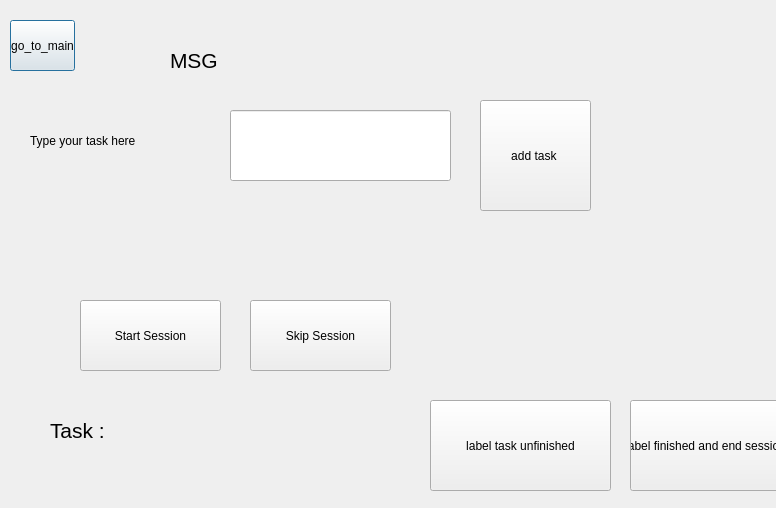
Before: the Qt Designer form UI/promodoro.ui in mikdadkanbar/TimeTrackingProject, drawn with Qt 5.
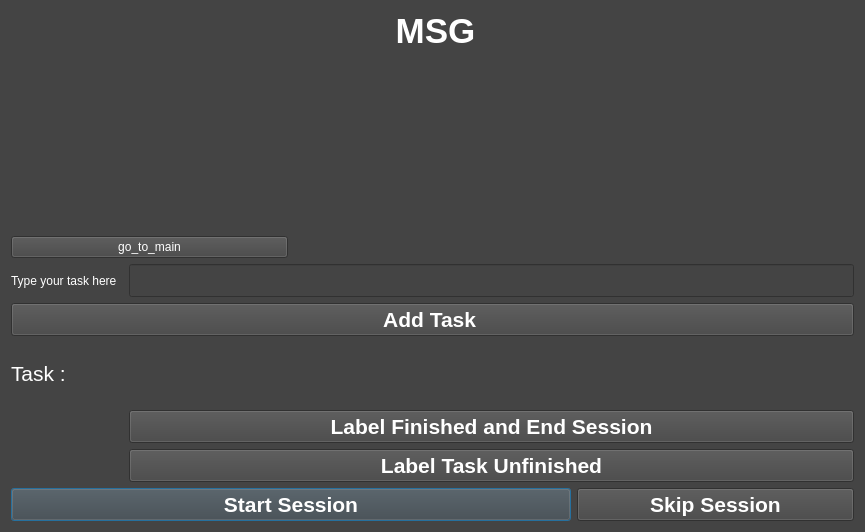
After: the same form once the commit is applied.

Commit message: editing the UIs design

The edit to the form file:
```diff
--- a/UI/promodoro.ui
+++ b/UI/promodoro.ui
@@ -6,118 +6,52 @@
    <rect>
     <x>0</x>
     <y>0</y>
-    <width>776</width>
-    <height>508</height>
+    <width>865</width>
+    <height>532</height>
    </rect>
   </property>
   <property name="windowTitle">
    <string>Dialog</string>
   </property>
-  <widget class="QPushButton" name="go_to_main_Button">
-   <property name="geometry">
-    <rect>
-     <x>10</x>
-     <y>20</y>
-     <width>65</width>
-     <height>51</height>
-    </rect>
-   </property>
-   <property name="text">
-    <string>go_to_main</string>
-   </property>
-  </widget>
-  <widget class="QPushButton" name="add_task_Button">
-   <property name="geometry">
-    <rect>
-     <x>480</x>
-     <y>100</y>
-     <width>111</width>
-     <height>111</height>
-    </rect>
-   </property>
-   <property name="text">
-    <string>add task </string>
-   </property>
-  </widget>
-  <widget class="QLineEdit" name="task_input">
-   <property name="geometry">
-    <rect>
-     <x>230</x>
-     <y>110</y>
-     <width>221</width>
-     <height>71</height>
-    </rect>
-   </property>
-   <property name="text">
-    <string/>
-   </property>
-  </widget>
-  <widget class="QLabel" name="msg_label">
-   <property name="geometry">
-    <rect>
-     <x>170</x>
-     <y>10</y>
-     <width>591</width>
-     <height>101</height>
-    </rect>
-   </property>
-   <property name="font">
-    <font>
-     <pointsize>16</pointsize>
-    </font>
-   </property>
-   <property name="text">
-    <string>MSG</string>
-   </property>
-  </widget>
+  <property name="styleSheet">
+   <string notr="true">background : #444444  ;color : rgb(255, 255, 255)</string>
+  </property>
+  <layout class="QGridLayout" name="gridLayout_2">
+   <item row="3" column="0" colspan="2">
   <widget class="QPushButton" name="start_Button">
-   <property name="geometry">
-    <rect>
-     <x>80</x>
-     <y>300</y>
-     <width>141</width>
-     <height>71</height>
-    </rect>
+     <property name="font">
+      <font>
+       <pointsize>16</pointsize>
+       <weight>75</weight>
+       <bold>true</bold>
+      </font>
+     </property>
+     <property name="cursor">
+      <cursorShape>OpenHandCursor</cursorShape>
    </property>
    <property name="text">
     <string>Start Session</string>
    </property>
   </widget>
+   </item>
+   <item row="3" column="2">
   <widget class="QPushButton" name="skip_Button">
-   <property name="geometry">
-    <rect>
-     <x>250</x>
-     <y>300</y>
-     <width>141</width>
-     <height>71</height>
-    </rect>
+     <property name="font">
+      <font>
+       <pointsize>16</pointsize>
+       <weight>75</weight>
+       <bold>true</bold>
+      </font>
    </property>
    <property name="text">
     <string>Skip Session</string>
    </property>
   </widget>
-  <widget class="QLabel" name="label">
-   <property name="geometry">
-    <rect>
-     <x>30</x>
-     <y>110</y>
-     <width>191</width>
-     <height>61</height>
-    </rect>
-   </property>
-   <property name="text">
-    <string>Type your task here</string>
-   </property>
-  </widget>
+   </item>
+   <item row="2" column="0" colspan="3">
+    <layout class="QGridLayout" name="gridLayout">
+     <item row="3" column="0" colspan="3">
   <widget class="QLabel" name="task_label">
-   <property name="geometry">
-    <rect>
-     <x>50</x>
-     <y>380</y>
-     <width>351</width>
-     <height>101</height>
-    </rect>
-   </property>
    <property name="font">
     <font>
      <pointsize>16</pointsize>
@@ -127,32 +61,101 @@
     <string>Task : </string>
    </property>
   </widget>
+     </item>
+     <item row="0" column="2">
+      <widget class="QLineEdit" name="task_input">
+       <property name="font">
+        <font>
+         <pointsize>16</pointsize>
+         <weight>75</weight>
+         <bold>true</bold>
+        </font>
+       </property>
+       <property name="text">
+        <string/>
+       </property>
+      </widget>
+     </item>
+     <item row="0" column="0">
+      <widget class="QLabel" name="label">
+       <property name="text">
+        <string>Type your task here</string>
+       </property>
+      </widget>
+     </item>
+     <item row="2" column="0" colspan="3">
+      <widget class="QPushButton" name="add_task_Button">
+       <property name="font">
+        <font>
+         <pointsize>16</pointsize>
+         <weight>75</weight>
+         <bold>true</bold>
+        </font>
+       </property>
+       <property name="text">
+        <string>Add Task </string>
+       </property>
+      </widget>
+     </item>
+     <item row="8" column="2">
   <widget class="QPushButton" name="unfinished_Button">
-   <property name="geometry">
-    <rect>
-     <x>430</x>
-     <y>400</y>
-     <width>181</width>
-     <height>91</height>
-    </rect>
+       <property name="font">
+        <font>
+         <pointsize>16</pointsize>
+         <weight>75</weight>
+         <bold>true</bold>
+        </font>
    </property>
    <property name="text">
-    <string>label task unfinished</string>
-   </property>
-  </widget>
+        <string>Label Task Unfinished</string>
+       </property>
+      </widget>
+     </item>
+     <item row="7" column="2">
   <widget class="QPushButton" name="finished_Button">
-   <property name="geometry">
-    <rect>
-     <x>630</x>
-     <y>400</y>
-     <width>151</width>
-     <height>91</height>
-    </rect>
+       <property name="font">
+        <font>
+         <pointsize>16</pointsize>
+         <weight>75</weight>
+         <bold>true</bold>
+        </font>
    </property>
    <property name="text">
-    <string>label finished and end session</string>
-   </property>
-  </widget>
+        <string>Label Finished and End Session</string>
+       </property>
+      </widget>
+     </item>
+    </layout>
+   </item>
+   <item row="0" column="0" colspan="3">
+    <layout class="QFormLayout" name="formLayout">
+     <item row="0" column="1">
+      <widget class="QLabel" name="msg_label">
+       <property name="font">
+        <font>
+         <pointsize>26</pointsize>
+         <weight>75</weight>
+         <bold>true</bold>
+        </font>
+       </property>
+       <property name="text">
+        <string>MSG</string>
+       </property>
+       <property name="alignment">
+        <set>Qt::AlignCenter</set>
+       </property>
+      </widget>
+     </item>
+    </layout>
+   </item>
+   <item row="1" column="0">
+    <widget class="QPushButton" name="go_to_main_Button">
+     <property name="text">
+      <string>go_to_main</string>
+     </property>
+    </widget>
+   </item>
+  </layout>
  </widget>
  <resources/>
  <connections/>
```
Lines whose indentation alone changed are shown as unchanged. The commit also changes 4 other files.
